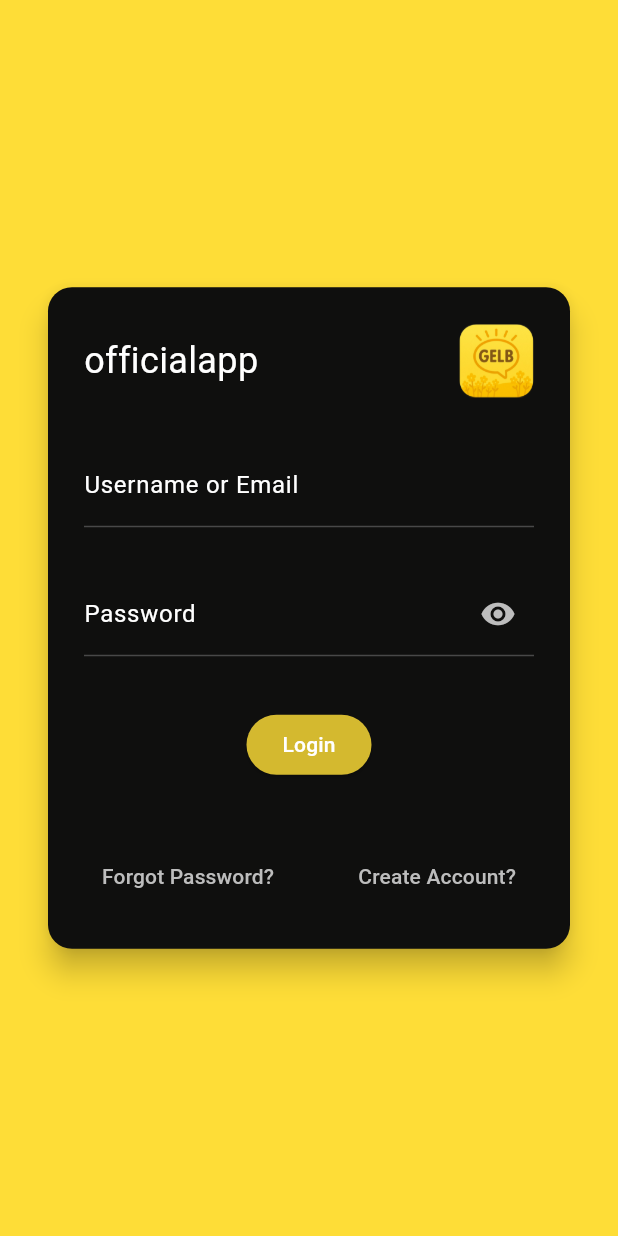
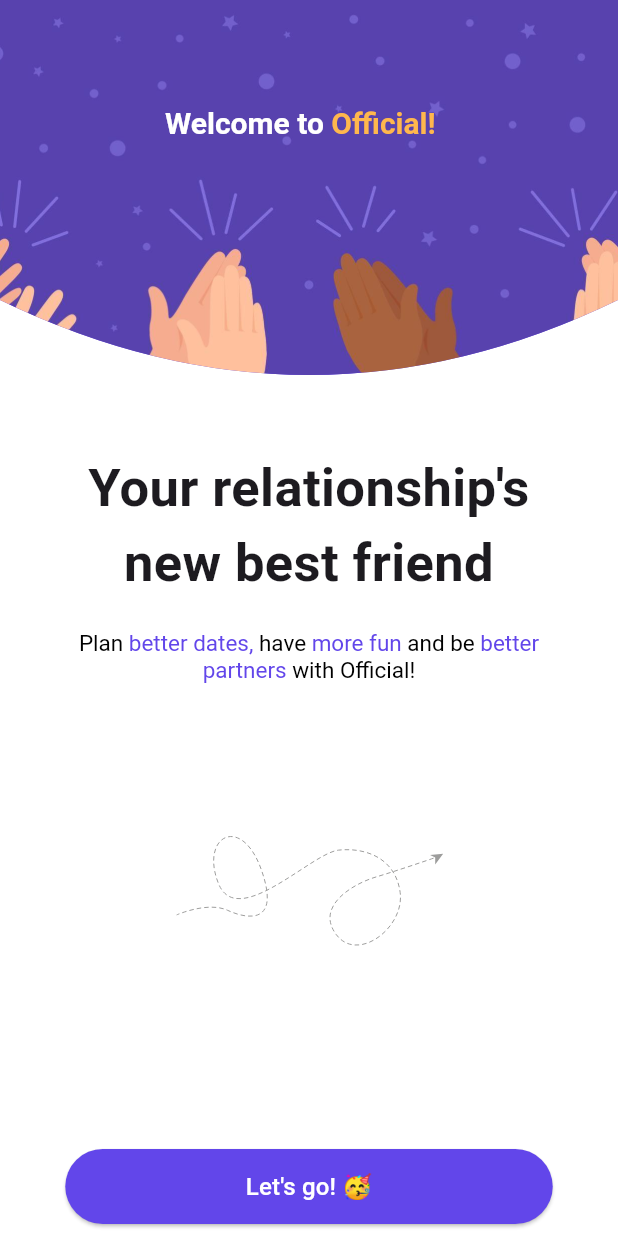
Before and after one commit to MrWumpi7000/OfficialApp, a Flutter app: the screen it shows after launch, on a phone screen of 412 x 824 dp. Run offline on Flutter 3.47's test engine with Material 3 defaults, Android fonts, the phone set to English and light mode, and no system bars; our stand-ins replace dropdown_button2, flutter_svg, image_picker, package_info_plus, permission_handler, shared_preferences; missing offline and left inert: version; network calls fail; Roboto replaces fonts that are missing (Montserrat).

Commit message:
Add user registration and login functionality with UI updates
- Implemented StartRegisterPage0 for user onboarding with a welcoming interface.
- Created LoginPage for user authentication, including username/email and password fields with validation.
- Developed RegisterPage for new user registration, featuring username, email, and password inputs.
- Added StartprogressPage to guide users after registration, with options to sign in or sign up.
- Integrated custom UI elements and improved user experience with responsive design.

```diff
--- a/frontend/officialapp/lib/main.dart
+++ b/frontend/officialapp/lib/main.dart
@@ -5,13 +5,15 @@
 import 'pages/statistics_page.dart';
 import 'pages/profile_page.dart';
 import 'pages/create_lobby_page.dart';
-import 'pages/login_page.dart';
-import 'pages/register_page.dart';
+import 'pages/user_regristration/login_page.dart';
+import 'pages/user_regristration/register_page.dart';
 import 'widgets/protected_page.dart';
 import 'services/handle_reload.dart';
 import 'pages/play_page.dart';
 import 'services/version_checker.dart';
 import 'package:shared_preferences/shared_preferences.dart';
+import 'pages/user_regristration/startProgress_page.dart';
+import 'pages/user_regristration/StartRegisterPage0.dart';
 
 void main() {
   WidgetsFlutterBinding.ensureInitialized();
@@ -65,6 +67,15 @@
           builder: (_) => LoginPage(),
           settings: settings,
         );
+
+      case "/start-progress":
+      return MaterialPageRoute(builder: (_) => StartprogressPage(),
+      settings: settings,);
+
+      case "/start-register":
+      return MaterialPageRoute(builder: (_) => StartRegisterPage0(),
+      settings: settings,);
+
       case '/register':
         return MaterialPageRoute(
           builder: (_) => RegisterPage(),
--- /dev/null
+++ b/frontend/officialapp/lib/pages/user_regristration/StartRegisterPage0.dart
@@ -0,0 +1,150 @@
+import 'package:flutter/material.dart';
+import 'package:flutter_svg/flutter_svg.dart';
+
+class StartRegisterPage0 extends StatefulWidget {
+  @override
+  State<StartRegisterPage0> createState() => _StartRegisterPage0();
+}
+
+class _StartRegisterPage0 extends State<StartRegisterPage0> {
+
+
+  @override
+  Widget build(BuildContext context) {
+    return Scaffold(
+      backgroundColor: Colors.white,
+      body: Column(
+        children: [
+          ClipPath(
+            clipper: TopCurveClipper(),
+            child: Stack(
+              children: [
+                Container(
+                  color: const Color(0xFF6246EA),
+                  height: 300,
+                  width: double.infinity,
+                  child: Image.asset(
+                    'assets/StartRegisterPage0.jpg',
+                    fit: BoxFit.cover,
+                  ),
+                ),
+                Positioned(
+                  left: 110,
+                  top: 70,
+                  child: RichText(
+                    text: TextSpan(
+                      text: "Welcome to",
+                      style: TextStyle(
+                        color: Colors.white,
+                        fontSize: 20,
+                        fontWeight: FontWeight.bold,
+                      ),
+                      children: [
+                        TextSpan(text: " Official!", style: TextStyle(color: Colors.orange[300])),
+                      ],
+                    ),
+                  ),
+                )
+              ],
+            ),
+          ),
+
+          Padding(
+            padding: const EdgeInsets.only(right: 40, left: 40),
+            child: const Text( textAlign: TextAlign.center,
+              "Your relationship's new best friend",
+              style: TextStyle(fontSize: 35, fontWeight: FontWeight.bold,),
+
+            ),
+          ),
+
+          SizedBox(height: 20,),
+          Padding(
+            padding: const EdgeInsets.only(left: 35, right: 35),
+            child: RichText(
+              textAlign: TextAlign.center,
+              text: const TextSpan(
+                text: 'Plan ',
+                style: TextStyle(
+                    fontSize: 15, color: Colors.black, fontFamily: 'Montserrat', fontWeight: FontWeight.normal),
+                children: [
+                  TextSpan(
+                    text: 'better dates, ',
+                    style: TextStyle(color: Color(0xFF6246EA)),
+                  ),
+                  TextSpan(
+                    text: "have ",
+                    style: TextStyle(color: Colors.black)
+                  ),
+                  TextSpan(
+                    text: "more fun ",
+                    style: TextStyle(color: Color(0xFF6246EA)),
+                  ),
+                  TextSpan(text: "and be ",
+                  style: TextStyle(color: Colors.black)),
+                  TextSpan(
+                    text: "better partners ",
+                    style: TextStyle(color: Color(0xFF6246EA)),
+                  ),
+                  TextSpan(
+                    text: "with Official!",
+                    style: TextStyle(color: Colors.black)
+                  )
+                ],
+              ),
+            ),
+          ),
+          const SizedBox(height: 10),
+          SvgPicture.asset(
+            'assets/pfadForRegister.svg',
+            width: 200,
+            height: 250,
+          ),
+          const SizedBox(height: 50),
+              Column(
+              children: [
+                SizedBox(
+                  width: 325,
+                  child: ElevatedButton(
+                    onPressed: () {
+                      Navigator.pushNamed(context, "/start-register");
+                    },
+                    style: ElevatedButton.styleFrom(
+                      backgroundColor: const Color(0xFF6246EA),
+                      minimumSize: const Size.fromHeight(50),
+                      shape: RoundedRectangleBorder(
+                        borderRadius: BorderRadius.circular(30),
+                      ),
+                    ),
+                    child: Text("Let's go! 🥳", style: TextStyle(color: Colors.white, fontSize: 16, fontWeight: FontWeight.w500),
+                  ),
+                ),
+            )],
+        ),
+      ]),
+    );
+  }
+}
+
+// Custom clipper for the curved top
+class TopCurveClipper extends CustomClipper<Path> {
+  @override
+  Path getClip(Size size) {
+    final path = Path();
+
+    path.lineTo(0, size.height - 100);
+    path.quadraticBezierTo(
+      size.width / 2,
+      size.height,
+      size.width,
+      size.height - 100,
+    );
+    path.lineTo(size.width, 0);
+    path.close();
+
+    return path;
+  }
+
+  @override
+  bool shouldReclip(covariant CustomClipper<Path> oldClipper) => false;
+}
--- a/frontend/officialapp/lib/pages/login_page.dart
+++ b/frontend/officialapp/lib/pages/user_regristration/register_page.dart
@@ -1,18 +1,21 @@
 import 'package:flutter/material.dart';
-import '../services/auth_service.dart'; // Adjust the path based on your structure
+import '../../services/auth_service.dart'; // Adjust the path based on your structure
 
-class LoginPage extends StatefulWidget {
+class RegisterPage extends StatefulWidget {
   @override
-  State<LoginPage> createState() => _LoginPageState();
+  State<RegisterPage> createState() => _RegisterPageState();
 }
 
-class _LoginPageState extends State<LoginPage> {
+class _RegisterPageState extends State<RegisterPage> {
+
+  final _emailController = TextEditingController();
   final _usernameController = TextEditingController();
   final _passwordController = TextEditingController();
   final _formKey = GlobalKey<FormState>();
 
   bool _obscurePassword = true;
   bool _isButtonDisabled = false;
+
   String? _authError;
 
   @override
@@ -52,7 +55,7 @@
                     SizedBox(height: 30),
                     TextFormField(
                       decoration: InputDecoration(
-                        labelText: 'Username or Email',
+                        labelText: 'Username',
                         labelStyle: TextStyle(color: Colors.white),
                         focusedBorder: UnderlineInputBorder(
                           borderSide: BorderSide(color: Color(0xFFFEDD37), width: 2.0),
@@ -63,13 +66,35 @@
                       ),
                       validator: (value) {
                         if (value == null || value.isEmpty) {
-                          return 'Please enter your username or email';
+                          return 'Please enter your username';
                         }
                         return null;
                       },
                       style: TextStyle(color: Colors.white),
                       cursorColor: Color(0xFFFEDD37),
                       controller: _usernameController,
+                    ),
+                    SizedBox(height: 30),
+                                        TextFormField(
+                      decoration: InputDecoration(
+                        labelText: 'Email',
+                        labelStyle: TextStyle(color: Colors.white),
+                        focusedBorder: UnderlineInputBorder(
+                          borderSide: BorderSide(color: Color(0xFFFEDD37), width: 2.0),
+                        ),
+                        enabledBorder: UnderlineInputBorder(
+                          borderSide: BorderSide(color: Colors.white24),
+                        ),
+                      ),
+                      validator: (value) {
+                        if (value == null || value.isEmpty) {
+                          return 'Please enter your email';
+                        }
+                        return null;
+                      },
+                      style: TextStyle(color: Colors.white),
+                      cursorColor: Color(0xFFFEDD37),
+                      controller: _emailController,
                     ),
                     SizedBox(height: 30),
                     TextFormField(
@@ -125,8 +150,9 @@
                                     _authError = null; // clear error
                                   });
                                 final authService = AuthService();
-                                final success = await authService.login(
+                                final success = await authService.register(
                                   _usernameController.text,
+                                  _emailController.text,
                                   _passwordController.text,
                                 );
 
@@ -137,7 +163,7 @@
                                   Navigator.pushReplacementNamed(context, '/');
                                 } else {
                                   setState(() {
-                                    _authError = 'Invalid username or password. Please try again.';
+                                    _authError = 'Error registering. Please try again.';
                                   });
                                 }
 
@@ -157,28 +183,14 @@
                                 strokeWidth: 2,
                               ),
                             )
-                          : Text('Login', style: TextStyle(color: Colors.white)),
+                          : Text('Register', style: TextStyle(color: Colors.white)),
                     )
                     ),
                     SizedBox(height: 40),
                     Center(
-                      child: Row(
-                        mainAxisAlignment: MainAxisAlignment.spaceBetween,
-                        children: [
-                          TextButton(
-                            onPressed: () {
-                              // Navigate or handle logic
-                            },
-                            child: Text(
-                              'Forgot Password?',
-                              style: TextStyle(color: Colors.grey[400]),
-                            ),
-                          ),
-                          TextButton(
-                            onPressed: () => Navigator.pushNamed(context, '/register'),
-                            child: Text('Create Account?', style: TextStyle(color: Colors.grey[400])),
-                          ),
-                        ],
+                      child: TextButton(
+                        onPressed: () => Navigator.pushNamed(context, '/login'),
+                        child: Text('Already have an account?', style: TextStyle(color: Colors.grey[400])),
                       ),
                     ),
                   ],
--- a/frontend/officialapp/lib/widgets/protected_page.dart
+++ b/frontend/officialapp/lib/widgets/protected_page.dart
@@ -23,7 +23,7 @@
         if (snapshot.data == false) {
           // Redirect to login if no token
           Future.microtask(() {
-            Navigator.pushReplacementNamed(context, '/login');
+            Navigator.pushReplacementNamed(context, '/start-register');
           });
           return const SizedBox();
         }
--- a/frontend/officialapp/pubspec.yaml
+++ b/frontend/officialapp/pubspec.yaml
@@ -28,6 +28,9 @@
 # the latest version available on pub.dev. To see which dependencies have newer
 # versions available, run `flutter pub outdated`.
 dependencies:
+  flutter_svg: ^2.2.0
+
+
   http: ^1.4.0
   image_picker: ^1.0.4
   shared_preferences: ^2.2.2
@@ -51,6 +54,9 @@
   uses-material-design: true
   assets:
     - assets/logo.png
+    - assets/startProgress_page1.png
+    - assets/StartRegisterPage0.jpg
+    - assets/pfadForRegister.svg
 
 flutter_icons:
   android: true
```
Also changed, not shown: frontend/officialapp/lib/pages/user_regristration/login_page.dart (renamed from frontend/officialapp/lib/pages/register_page.dart, +26 -38 lines), frontend/officialapp/lib/pages/user_regristration/startProgress_page.dart (added, +145 -0 lines), frontend/officialapp/assets/StartRegisterPage0.jpg (added), frontend/officialapp/assets/pfadForRegister.svg (added), frontend/officialapp/assets/startProgress_page1.png (added), frontend/officialapp/pubspec.lock.
